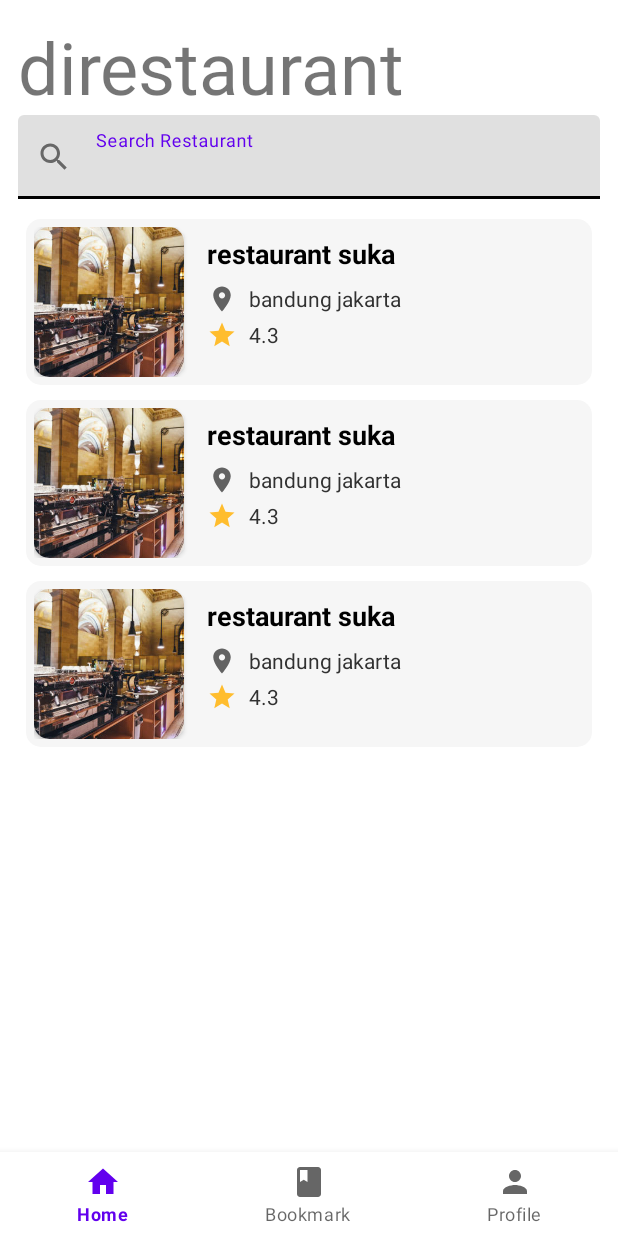
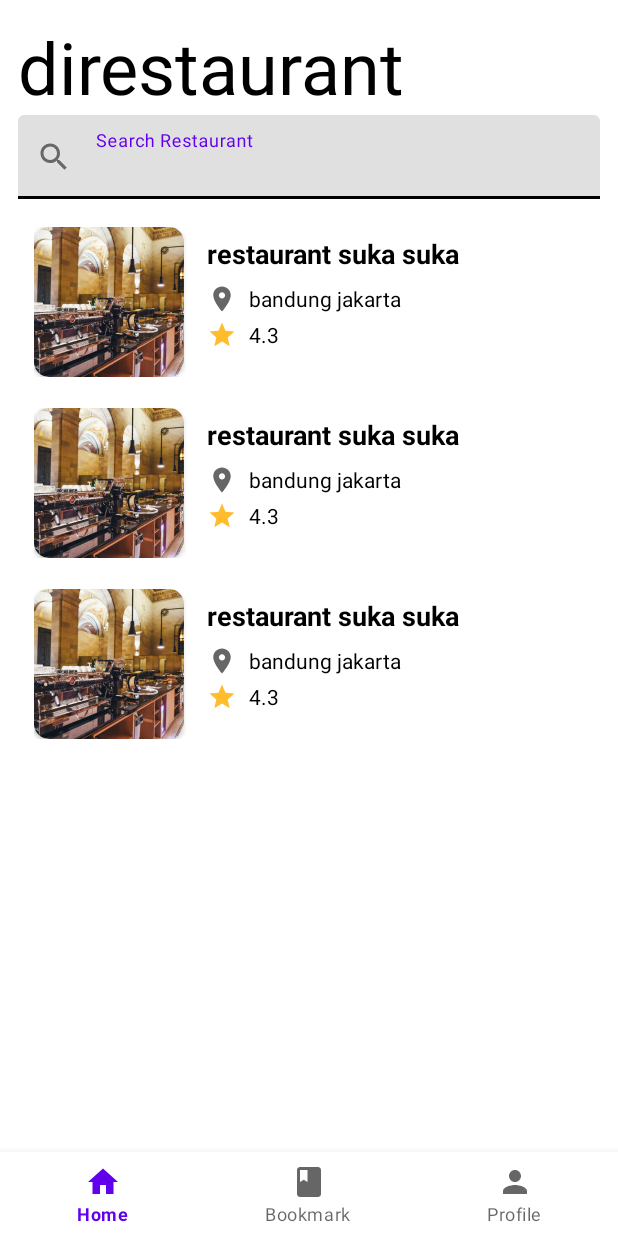
Before and after one commit to faniabdullah/Android-Programming-for-Beginners, an Android app: the layout activity_main.xml on its own in the app's theme, with its tools: preview values and no code run, on a phone screen of 412 x 824 dp. Run offline under Robolectric (Android 15) with nearby library versions, the phone set to English and light mode, and no system bars; plain views replace SwipeRevealLayout.

Commit message:
color fixed

```diff
--- a/app/src/main/res/drawable/shape.xml
+++ b/app/src/main/res/drawable/shape.xml
@@ -1,5 +1,5 @@
 <?xml version="1.0" encoding="utf-8"?>
 <shape xmlns:android="http://schemas.android.com/apk/res/android">
-    <solid android:color="@color/cardview_shape" />
+    <solid android:color="?attr/colorOnPrimary" />
     <corners android:radius="10dp" />
 </shape>
--- a/app/src/main/res/layout/activity_bookmark.xml
+++ b/app/src/main/res/layout/activity_bookmark.xml
@@ -28,6 +28,7 @@
                 android:id="@+id/title"
                 android:layout_width="match_parent"
                 android:layout_height="wrap_content"
+                android:textAlignment="center"
                 android:text="@string/restaurant_favorite"
                 android:textSize="18sp" />
 
--- a/app/src/main/res/layout/activity_detail_restaurant.xml
+++ b/app/src/main/res/layout/activity_detail_restaurant.xml
@@ -10,6 +10,7 @@
         android:id="@+id/nestedScrollView"
         android:layout_width="match_parent"
         android:layout_height="0dp"
+        android:textColor="@color/design_default_color_on_secondary"
         app:layout_constraintBottom_toTopOf="@+id/navigation"
         app:layout_constraintEnd_toEndOf="parent"
         app:layout_constraintHorizontal_bias="1.0"
@@ -106,7 +107,7 @@
                 android:id="@+id/description_restaurant"
                 android:layout_width="match_parent"
                 android:layout_height="wrap_content"
-                android:layout_marginEnd="8dp"
+                 android:layout_marginEnd="8dp"
                 android:layout_marginStart="8dp"
                 android:padding="8dp"
                 android:layout_marginTop="28dp"
--- a/app/src/main/res/layout/activity_main.xml
+++ b/app/src/main/res/layout/activity_main.xml
@@ -48,7 +48,7 @@
                     android:ellipsize="end"
                     android:maxLines="1"
                     android:singleLine="true"
-                    android:hint="Search Restaurant" />
+                    android:hint="@string/search_restaurant" />
             </com.google.android.material.textfield.TextInputLayout>
 
             <androidx.recyclerview.widget.RecyclerView
--- a/app/src/main/res/layout/activity_my_profile.xml
+++ b/app/src/main/res/layout/activity_my_profile.xml
@@ -32,7 +32,7 @@
         android:id="@+id/textView8"
         android:layout_width="wrap_content"
         android:layout_height="wrap_content"
-        android:layout_marginTop="24dp"
+        android:layout_marginTop="16dp"
         android:text="@string/email_dicoding"
         app:layout_constraintEnd_toEndOf="parent"
         app:layout_constraintStart_toStartOf="parent"
--- a/app/src/main/res/layout/item_cardview_hero.xml
+++ b/app/src/main/res/layout/item_cardview_hero.xml
@@ -83,8 +83,8 @@
                     android:layout_alignParentEnd="true"
                     android:layout_marginStart="15dp"
                     android:layout_marginTop="5dp"
-                    android:text="restaurant suka"
-                    android:textColor="@color/black"
+                    tools:text="restaurant suka suka"
+                    android:textColor="@color/design_default_color_on_secondary"
                     android:textSize="18sp"
                     android:textStyle="bold"
                     app:layout_constraintStart_toEndOf="@+id/card_image"
@@ -94,7 +94,7 @@
                     android:id="@+id/img_location_icon"
                     android:layout_width="20dp"
                     android:layout_height="20dp"
-                    android:layout_marginLeft="15dp"
+                    android:layout_marginStart="15dp"
                     android:layout_marginTop="8dp"
                     android:contentDescription="@string/app_name"
                     android:src="@drawable/ic_baseline_location_on_24"
@@ -105,7 +105,7 @@
                     android:id="@+id/img_rating_icon"
                     android:layout_width="20dp"
                     android:layout_height="20dp"
-                    android:layout_marginLeft="15dp"
+                    android:layout_marginStart="15dp"
                     android:layout_marginTop="4dp"
                     android:contentDescription="@string/app_name"
                     android:src="@drawable/ic_baseline_star_24"
@@ -119,8 +119,8 @@
                     android:layout_height="wrap_content"
                     android:layout_marginStart="8dp"
                     android:layout_marginTop="8dp"
-                    android:textColor="#313131"
                     android:textSize="14sp"
+                    android:textColor="@color/design_default_color_on_secondary"
                     app:layout_constraintStart_toEndOf="@+id/img_location_icon"
                     app:layout_constraintTop_toBottomOf="@+id/tv_restaurant_name"
                     tools:text="bandung jakarta"
@@ -132,8 +132,8 @@
                     android:layout_height="wrap_content"
                     android:layout_marginStart="8dp"
                     android:layout_marginTop="32dp"
-                    android:text="4.3"
-                    android:textColor="#313131"
+                    tools:text="4.3"
+                    android:textColor="@color/design_default_color_on_secondary"
                     android:textSize="14sp"
                     app:layout_constraintStart_toEndOf="@+id/img_rating_icon"
                     app:layout_constraintTop_toBottomOf="@+id/tv_restaurant_name" />
--- a/app/src/main/res/values-night/themes.xml
+++ b/app/src/main/res/values-night/themes.xml
@@ -3,12 +3,13 @@
     <style name="Theme.AndroidProgrammingforBeginner" parent="Theme.MaterialComponents.DayNight.DarkActionBar">
         <!-- Primary brand color. -->
         <item name="colorPrimary">@color/purple_200</item>
-        <item name="colorPrimaryVariant">@color/purple_700</item>
+        <item name="colorPrimaryVariant">@color/white_shape</item>
         <item name="colorOnPrimary">@color/black</item>
         <!-- Secondary brand color. -->
         <item name="colorSecondary">@color/teal_200</item>
         <item name="colorSecondaryVariant">@color/teal_200</item>
         <item name="colorOnSecondary">@color/black</item>
+        <item name="android:textColor">@color/white</item>
         <!-- Status bar color. -->
         <item name="android:statusBarColor" tools:targetApi="l">?attr/colorPrimaryVariant</item>
         <!-- Customize your theme here. -->
--- a/app/src/main/res/values/colors.xml
+++ b/app/src/main/res/values/colors.xml
@@ -7,6 +7,5 @@
     <color name="teal_700">#FF018786</color>
     <color name="black">#FF000000</color>
     <color name="white">#FFFFFFFF</color>
-    <color name="whiteBackground">#F0EFF4</color>
-    <color name="cardview_shape">#F6F6F6</color>
+    <color name="white_shape">#F6F6F6</color>
 </resources>
--- a/app/src/main/res/values/strings.xml
+++ b/app/src/main/res/values/strings.xml
@@ -14,4 +14,5 @@
     <string name="home">Home</string>
     <string name="bookmark">Bookmark</string>
     <string name="profile">Profile</string>
+    <string name="search_restaurant">Search Restaurant</string>
 </resources>
--- a/app/src/main/res/values/themes.xml
+++ b/app/src/main/res/values/themes.xml
@@ -3,12 +3,14 @@
     <style name="Theme.AndroidProgrammingforBeginner" parent="Theme.MaterialComponents.DayNight.DarkActionBar">
         <!-- Primary brand color. -->
         <item name="colorPrimary">@color/purple_500</item>
-        <item name="colorPrimaryVariant">@color/purple_700</item>
-        <item name="colorOnPrimary">@color/whiteBackground</item>
+        <item name="colorPrimaryVariant">@color/white_shape</item>
+        <item name="colorOnPrimary">@color/white</item>
         <!-- Secondary brand color. -->
         <item name="colorSecondary">@color/teal_200</item>
         <item name="colorSecondaryVariant">@color/teal_700</item>
         <item name="colorOnSecondary">@color/black</item>
+
+        <item name="android:textColor">@color/black</item>
         <!-- Status bar color. -->
         <item name="android:statusBarColor" tools:targetApi="l">?attr/colorPrimaryVariant</item>
 
```
